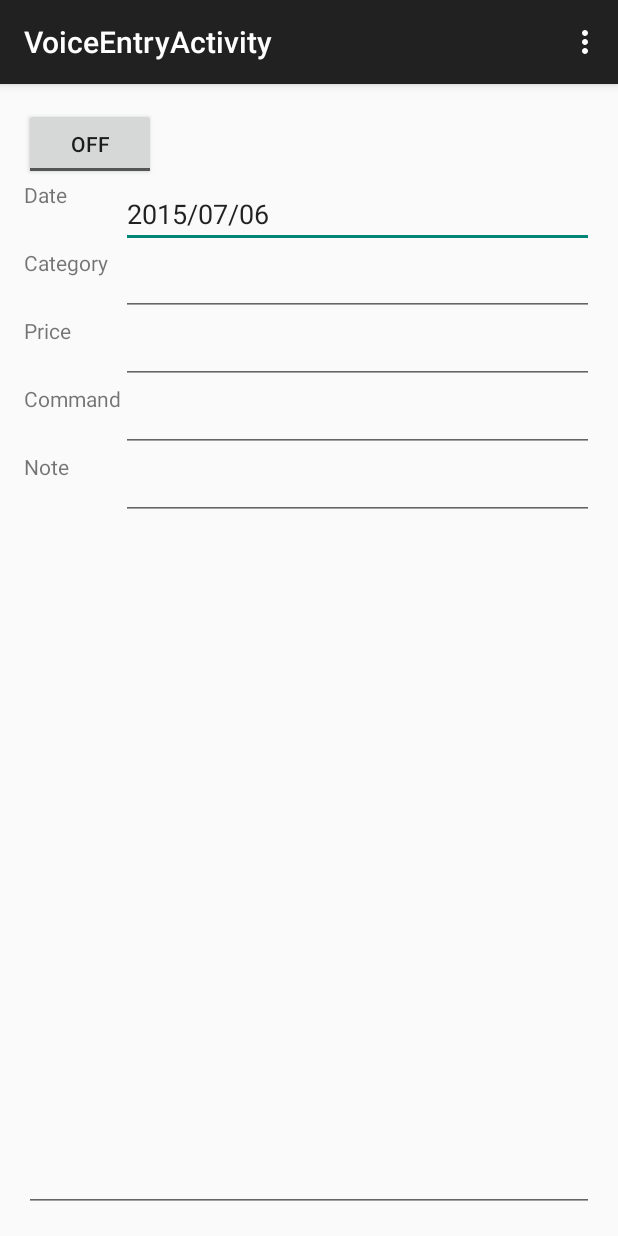
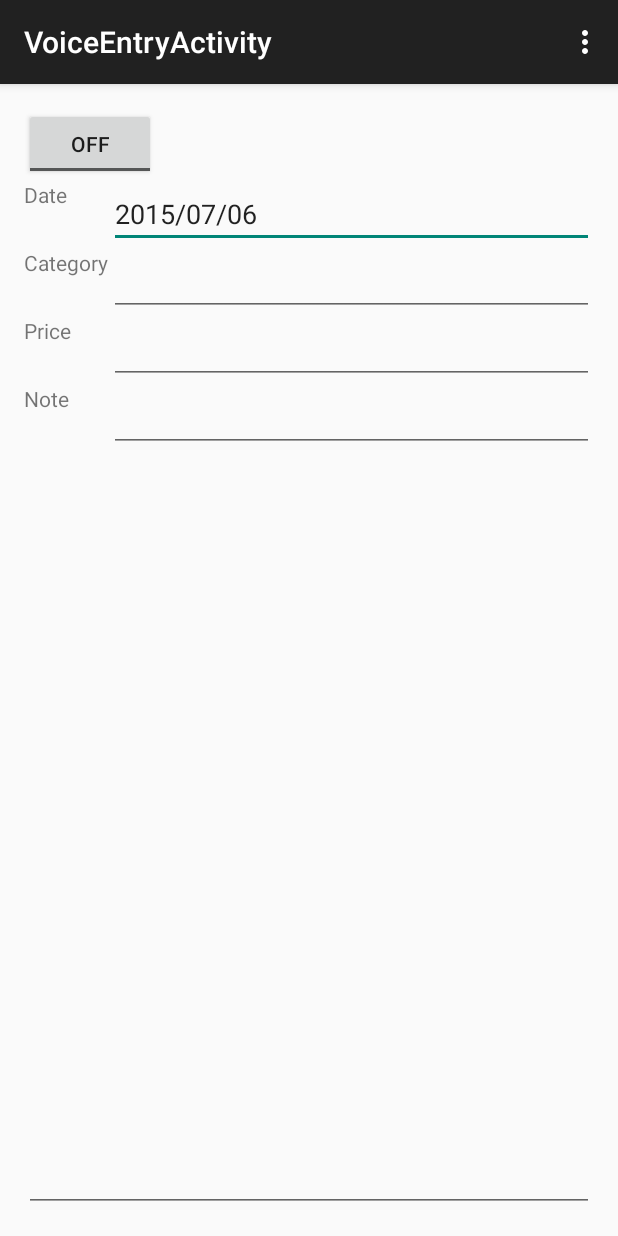
Before and after one commit to karino2/VoiceExpense, an Android app: the VoiceEntryActivity screen opened directly, with no data from a screen before it, on a phone screen of 412 x 824 dp. Run offline under Robolectric (Android 15) with nearby library versions, the phone set to English and light mode, and no system bars.

Commit message:
Remove unused edit text, Command.

```diff
--- a/app/src/main/java/com/livejournal/karino2/voiceexpense/VoiceEntryActivity.java
+++ b/app/src/main/java/com/livejournal/karino2/voiceexpense/VoiceEntryActivity.java
@@ -59,8 +59,12 @@ public class VoiceEntryActivity extends ActionBarActivity {
     private void setupCommandList() {
         commandList.add(new Command("次"){
             public void action() {
-                showMessage("Action: Next!");
                 writeConsole("Action: Next");
+            }
+        });
+        commandList.add(new Command("前"){
+            public void action() {
+                writeConsole("Action: Prev");
             }
         });
     }
--- a/app/src/main/res/layout/activity_voice_entry.xml
+++ b/app/src/main/res/layout/activity_voice_entry.xml
@@ -32,8 +32,8 @@
         android:text="2015/07/06"
         android:layout_alignParentRight="true"
         android:layout_alignParentEnd="true"
-        android:layout_toRightOf="@+id/textView4"
-        android:layout_toEndOf="@+id/textView4" />
+        android:layout_toRightOf="@+id/textView2"
+        android:layout_toEndOf="@+id/textView2" />
 
     <TextView
         android:layout_width="wrap_content"
@@ -49,10 +49,10 @@
         android:layout_height="wrap_content"
         android:id="@+id/editTextCategory"
         android:layout_alignTop="@+id/textView2"
-        android:layout_alignLeft="@+id/editTextDate"
-        android:layout_alignStart="@+id/editTextDate"
         android:layout_alignParentRight="true"
-        android:layout_alignParentEnd="true" />
+        android:layout_alignParentEnd="true"
+        android:layout_toRightOf="@+id/textView2"
+        android:layout_toEndOf="@+id/textView2" />
 
     <TextView
         android:layout_width="wrap_content"
@@ -76,8 +76,8 @@
     <TextView
         android:layout_width="wrap_content"
         android:layout_height="wrap_content"
-        android:text="Command"
-        android:id="@+id/textView4"
+        android:text="Note"
+        android:id="@+id/textView5"
         android:layout_below="@+id/editTextPrice"
         android:layout_alignParentLeft="true"
         android:layout_alignParentStart="true" />
@@ -85,31 +85,12 @@
     <EditText
         android:layout_width="wrap_content"
         android:layout_height="wrap_content"
-        android:id="@+id/editTextCommand"
+        android:id="@+id/editTextNote"
         android:layout_below="@+id/editTextPrice"
         android:layout_alignLeft="@+id/editTextPrice"
         android:layout_alignStart="@+id/editTextPrice"
-        android:layout_alignParentRight="true"
-        android:layout_alignParentEnd="true" />
-
-    <TextView
-        android:layout_width="wrap_content"
-        android:layout_height="wrap_content"
-        android:text="Note"
-        android:id="@+id/textView5"
-        android:layout_below="@+id/editTextCommand"
-        android:layout_alignParentLeft="true"
-        android:layout_alignParentStart="true" />
-
-    <EditText
-        android:layout_width="wrap_content"
-        android:layout_height="wrap_content"
-        android:id="@+id/editTextNote"
-        android:layout_below="@+id/editTextCommand"
-        android:layout_alignLeft="@+id/editTextCommand"
-        android:layout_alignStart="@+id/editTextCommand"
-        android:layout_alignRight="@+id/editTextCommand"
-        android:layout_alignEnd="@+id/editTextCommand" />
+        android:layout_alignRight="@+id/editTextPrice"
+        android:layout_alignEnd="@+id/editTextPrice" />
 
     <EditText
         android:layout_width="wrap_content"
```
